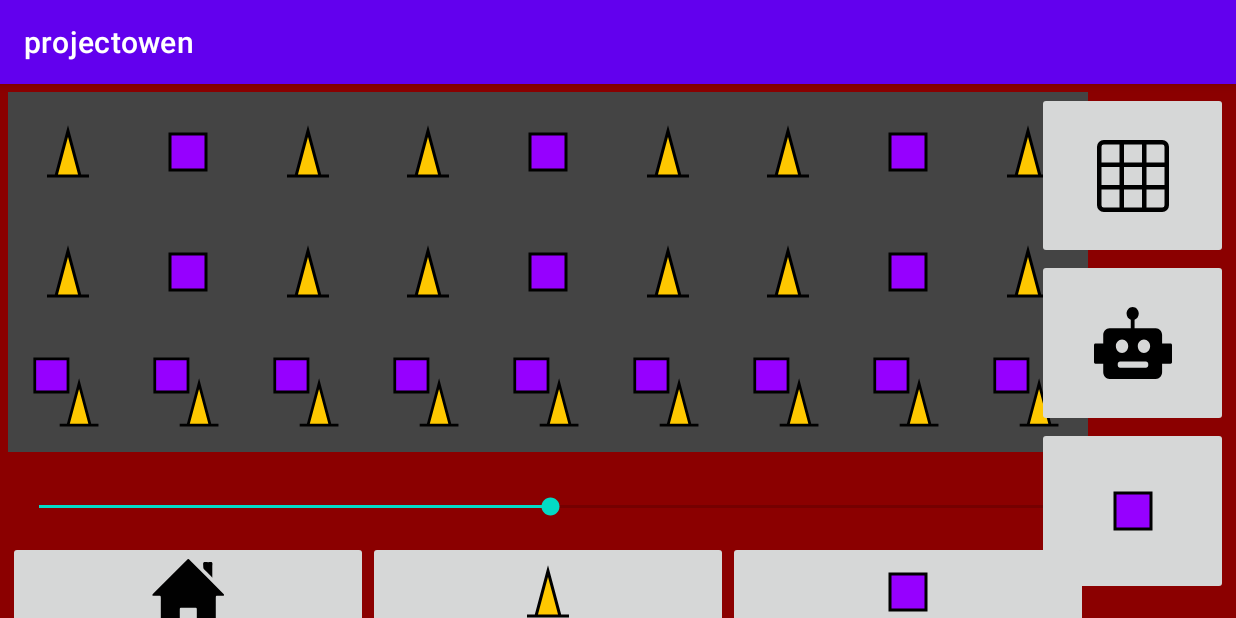
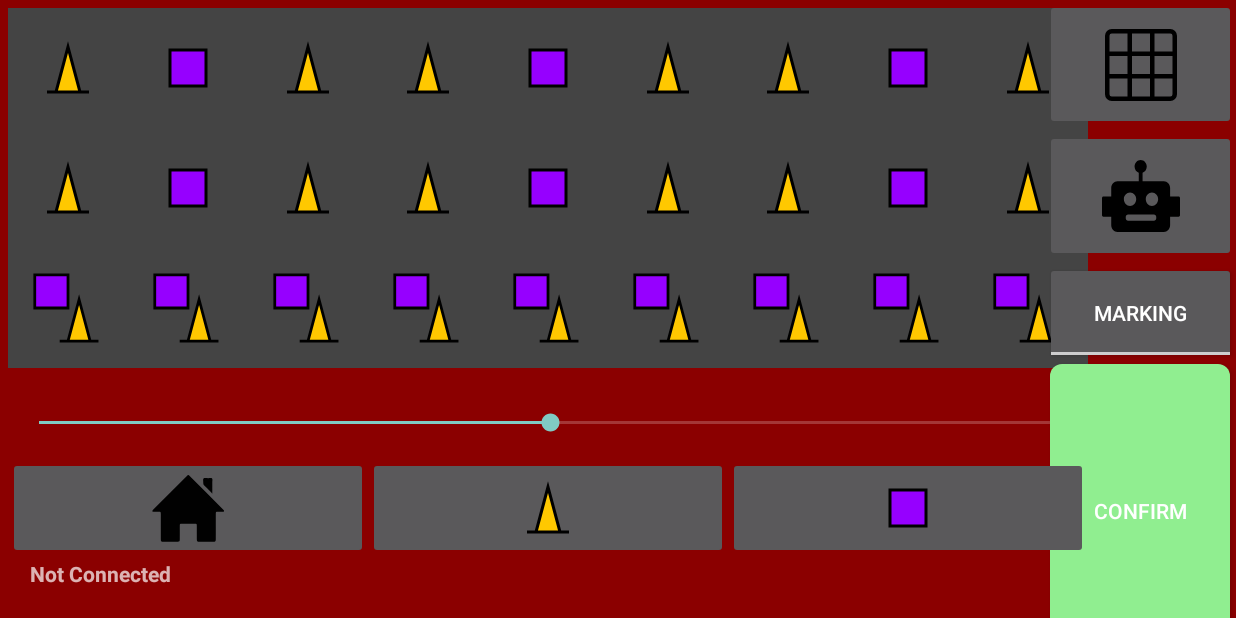
Before and after one commit to Frc5572/AndroidJoystick, an Android app: the screen it shows after launch (ScoringActivity), on a phone screen of 824 x 412 dp (held sideways). Run offline under Robolectric (Android 15) with nearby library versions, the phone set to English and light mode, and no system bars; libraries missing offline, so code that uses them is left out: net.ffst.adbpotato; 2 statements that could not run were skipped.

Commit message:
stuff works

```diff
--- a/app/src/main/AndroidManifest.xml
+++ b/app/src/main/AndroidManifest.xml
@@ -11,7 +11,7 @@
         android:icon="@mipmap/ic_launcher"
         android:label="@string/app_name"
         android:supportsRtl="true"
-        android:theme="@style/Theme.Projectowen"
+        android:theme="@style/Theme.AppCompat.NoActionBar"
         android:name="JoystickApp"
         tools:targetApi="31">
         <activity
@@ -26,6 +26,7 @@
             </intent-filter>
         </activity>
         <activity android:name=".AutoActivity"
+            android:noHistory="true"
             android:exported="true"
             android:screenOrientation="landscape">
         </activity>
--- a/app/src/main/java/com/example/projectowen/ScoringActivity.java
+++ b/app/src/main/java/com/example/projectowen/ScoringActivity.java
@@ -64,6 +64,7 @@ public class ScoringActivity extends AppCompatActivity {
     }
 
     private InnerThread thread;
+    public boolean gridStatus = false;
 
     @Override
     protected void onCreate(Bundle savedInstance) {
@@ -80,15 +81,6 @@ public class ScoringActivity extends AppCompatActivity {
                 throw new RuntimeException(e);
             }
         });
-        for (int col = 0; col < 9; col++) {
-            for (int level = 0; level < 3; level++) {
-                int finalLevel = level;
-                int finalCol = col;
-                findViewById(InnerThread.buttonIds[col * 3 + level]).setOnClickListener((btn) -> {
-                    app.setGridState(finalLevel, finalCol, GridState.Filled);
-                });
-            }
-        }
         // cube led control
         this.findViewById(R.id.ledCube).setOnClickListener((btn) -> {
             try {
@@ -105,8 +97,8 @@ public class ScoringActivity extends AppCompatActivity {
             }
         });
         this.findViewById(R.id.autoTab).setOnClickListener((btn) -> {
+            startActivity(new Intent(ScoringActivity.this, AutoActivity.class));
             finish();
-            setContentView(R.layout.activity_auto);
         });
 
         ((SeekBar)findViewById(R.id.rollers)).setOnSeekBarChangeListener(new SeekBar.OnSeekBarChangeListener() {
@@ -146,9 +138,4 @@ public class ScoringActivity extends AppCompatActivity {
         }
         super.onDestroy();
     }
-
-    @Override
-    public void finish() {
-        onDestroy();
-    }
 }
--- /dev/null
+++ b/app/src/main/res/drawable/roundedbutton.xml
@@ -0,0 +1,9 @@
+<?xml version="1.0" encoding="utf-8"?>
+<shape xmlns:android="http://schemas.android.com/apk/res/android"
+    android:shape="rectangle">
+    <solid android:color="@color/green" />
+    <corners android:bottomRightRadius="8dp"
+        android:bottomLeftRadius="8dp"
+        android:topRightRadius="8dp"
+        android:topLeftRadius="8dp"/>
+</shape>
--- a/app/src/main/res/layout/activity_score.xml
+++ b/app/src/main/res/layout/activity_score.xml
@@ -251,20 +251,20 @@
     <LinearLayout
         android:layout_width="127dp"
         android:layout_height="439dp"
-        android:layout_marginStart="5dp"
-        android:layout_marginTop="5dp"
-        android:layout_marginEnd="5dp"
-        android:layout_marginBottom="5dp"
+        android:layout_marginStart="-1dp"
+        android:layout_marginTop="-1dp"
+        android:gravity="center"
+        app:layout_constraintStart_toStartOf="parent"
+        app:layout_constraintTop_toTopOf="parent"
         android:orientation="vertical"
         app:layout_constraintBottom_toTopOf="@+id/linearLayout"
         app:layout_constraintEnd_toEndOf="parent"
         app:layout_constraintHorizontal_bias="1.0"
         app:layout_constraintStart_toEndOf="@+id/tableLayout"
-        app:layout_constraintTop_toTopOf="parent"
         app:layout_constraintVertical_bias="0.0">
 
         <ImageButton
-            android:id="@+id/imageButton9"
+            android:id="@+id/gridbutton"
             android:layout_width="match_parent"
             android:layout_height="wrap_content"
             android:layout_weight="1"
@@ -277,18 +277,22 @@
             android:layout_weight="1"
             app:srcCompat="@drawable/robot" />
 
-        <ImageButton
-            android:id="@+id/imageButton7"
+        <ToggleButton
+            android:id="@+id/gridmark"
+            android:textOn="TARGETING"
+            android:textOff="MARKING"
             android:layout_width="match_parent"
             android:layout_height="wrap_content"
             android:layout_weight="1"
             app:srcCompat="@drawable/cube" />
 
-        <View
-            android:id="@+id/view"
-            android:layout_width="match_parent"
-            android:layout_height="60dp"
-            android:layout_weight="1" />
+        <Button
+            android:id="@+id/confirm_button"
+            android:background="@drawable/roundedbutton"
+            android:layout_width="120dp"
+            android:layout_height="176dp"
+            android:layout_weight="1"
+            android:text="CONFIRM" />
     </LinearLayout>
 
     <TableRow
--- a/app/src/main/res/values/colors.xml
+++ b/app/src/main/res/values/colors.xml
@@ -1,5 +1,6 @@
 <?xml version="1.0" encoding="utf-8"?>
 <resources>
+    <color name="green">#90EE90</color>
     <color name="purple_200">#FFBB86FC</color>
     <color name="purple_500">#FF6200EE</color>
     <color name="purple_700">#FF3700B3</color>
```
Also changed, not shown: app/src/main/java/com/example/projectowen/AutoActivity.java (+7 -4 lines), app/src/main/res/layout/activity_auto.xml (+4 -5 lines).
